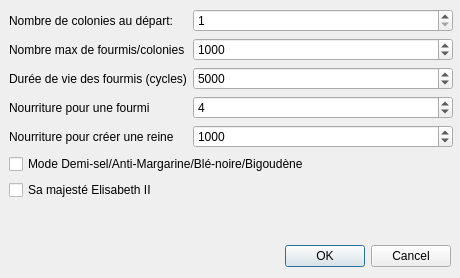
Old version of the form Ant/settings.ui in the repository nealith/Ant.
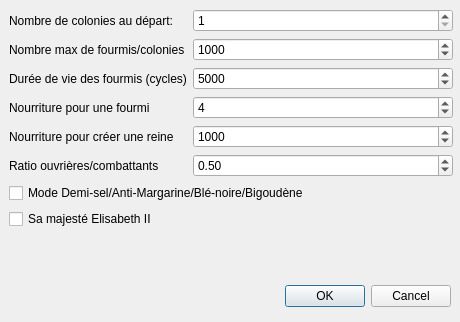
New version of the form.

The edit to the form file:
```diff
--- a/Ant/settings.ui
+++ b/Ant/settings.ui
@@ -7,7 +7,7 @@
     <x>0</x>
     <y>0</y>
     <width>460</width>
-    <height>278</height>
+    <height>322</height>
    </rect>
   </property>
   <property name="windowTitle">
@@ -17,7 +17,7 @@
    <property name="geometry">
     <rect>
      <x>10</x>
-     <y>240</y>
+     <y>280</y>
      <width>441</width>
      <height>32</height>
     </rect>
@@ -35,7 +35,7 @@
      <x>9</x>
      <y>9</y>
      <width>444</width>
-     <height>221</height>
+     <height>254</height>
     </rect>
    </property>
    <layout class="QFormLayout" name="formLayout">
@@ -46,13 +46,6 @@
       </property>
      </widget>
     </item>
-    <item row="5" column="0" colspan="2">
-     <widget class="QCheckBox" name="britainEasterEggChkBox">
-      <property name="text">
-       <string>Mode Demi-sel/Anti-Margarine/Blé-noire/Bigoudène</string>
-      </property>
-     </widget>
-    </item>
     <item row="0" column="1">
      <widget class="QSpinBox" name="antHillSpinBox">
       <property name="minimum">
@@ -143,7 +136,34 @@
       </property>
      </widget>
     </item>
+    <item row="5" column="0">
+     <widget class="QLabel" name="label_6">
+      <property name="text">
+       <string>Ratio ouvrières/combattants</string>
+      </property>
+     </widget>
+    </item>
+    <item row="5" column="1">
+     <widget class="QDoubleSpinBox" name="ratioWorkerSoldierDbSpinBox">
+      <property name="maximum">
+       <double>1.000000000000000</double>
+      </property>
+      <property name="singleStep">
+       <double>0.100000000000000</double>
+      </property>
+      <property name="value">
+       <double>0.500000000000000</double>
+      </property>
+     </widget>
+    </item>
     <item row="6" column="0" colspan="2">
+     <widget class="QCheckBox" name="britainEasterEggChkBox">
+      <property name="text">
+       <string>Mode Demi-sel/Anti-Margarine/Blé-noire/Bigoudène</string>
+      </property>
+     </widget>
+    </item>
+    <item row="7" column="0" colspan="2">
      <widget class="QCheckBox" name="englishEasterEggChkBox">
       <property name="text">
        <string>Sa majesté Elisabeth II</string>
```
Left out of the diff: 40 changed lines with no effect on the pictures.
